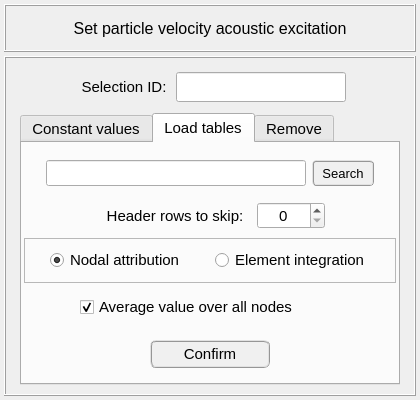
Old version of the form data/ui_files/model/acoustic/particle_velocity_input.ui in the repository MOPT-UFSC/VIBRA.
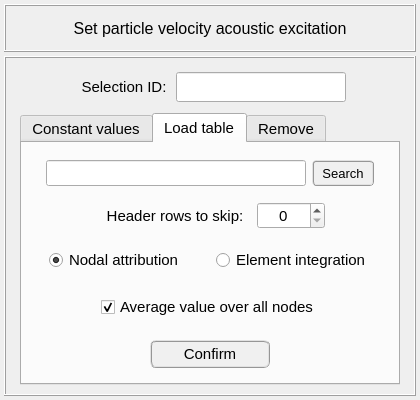
New version of the form. The open tabs and pages were chosen to show the change.

Commit message: Adds acoustic pressure user inputs

```diff
--- a/data/ui_files/model/acoustic/particle_velocity_input.ui
+++ b/data/ui_files/model/acoustic/particle_velocity_input.ui
@@ -770,7 +770,7 @@
         </widget>
         <widget class="QWidget" name="tab_load_tables">
          <attribute name="title">
-          <string>Load tables</string>
+          <string>Load table</string>
          </attribute>
          <layout class="QGridLayout" name="gridLayout_3">
           <property name="leftMargin">
@@ -812,20 +812,25 @@
              <property name="spacing">
               <number>0</number>
              </property>
-             <item row="0" column="0">
+             <item row="0" column="1">
               <widget class="QCheckBox" name="checkBox_averaged_table_values">
                <property name="minimumSize">
                 <size>
-                 <width>260</width>
+                 <width>0</width>
                  <height>0</height>
                 </size>
                </property>
                <property name="maximumSize">
                 <size>
-                 <width>260</width>
+                 <width>240</width>
                  <height>16777215</height>
                 </size>
                </property>
+               <property name="font">
+                <font>
+                 <pointsize>11</pointsize>
+                </font>
+               </property>
                <property name="text">
                 <string>Average value over all nodes</string>
                </property>
@@ -834,6 +839,26 @@
                </property>
               </widget>
              </item>
+             <item row="0" column="0">
+              <widget class="QFrame" name="frame_30">
+               <property name="frameShape">
+                <enum>QFrame::NoFrame</enum>
+               </property>
+               <property name="frameShadow">
+                <enum>QFrame::Raised</enum>
+               </property>
+              </widget>
+             </item>
+             <item row="0" column="2">
+              <widget class="QFrame" name="frame_31">
+               <property name="frameShape">
+                <enum>QFrame::NoFrame</enum>
+               </property>
+               <property name="frameShadow">
+                <enum>QFrame::Raised</enum>
+               </property>
+              </widget>
+             </item>
             </layout>
            </widget>
           </item>
@@ -1145,7 +1170,7 @@
           <item row="2" column="0">
            <widget class="QFrame" name="frame_16">
             <property name="frameShape">
-             <enum>QFrame::StyledPanel</enum>
+             <enum>QFrame::NoFrame</enum>
             </property>
             <property name="frameShadow">
              <enum>QFrame::Raised</enum>
@@ -1181,6 +1206,11 @@
                  <height>16777215</height>
                 </size>
                </property>
+               <property name="font">
+                <font>
+                 <pointsize>11</pointsize>
+                </font>
+               </property>
                <property name="text">
                 <string>Nodal attribution</string>
                </property>
@@ -1207,6 +1237,11 @@
                  <height>16777215</height>
                 </size>
                </property>
+               <property name="font">
+                <font>
+                 <pointsize>11</pointsize>
+                </font>
+               </property>
                <property name="text">
                 <string>Element integration</string>
                </property>
```
Left out of the diff: 40 changed lines with no effect on the pictures. The commit also changes 7 other files.
